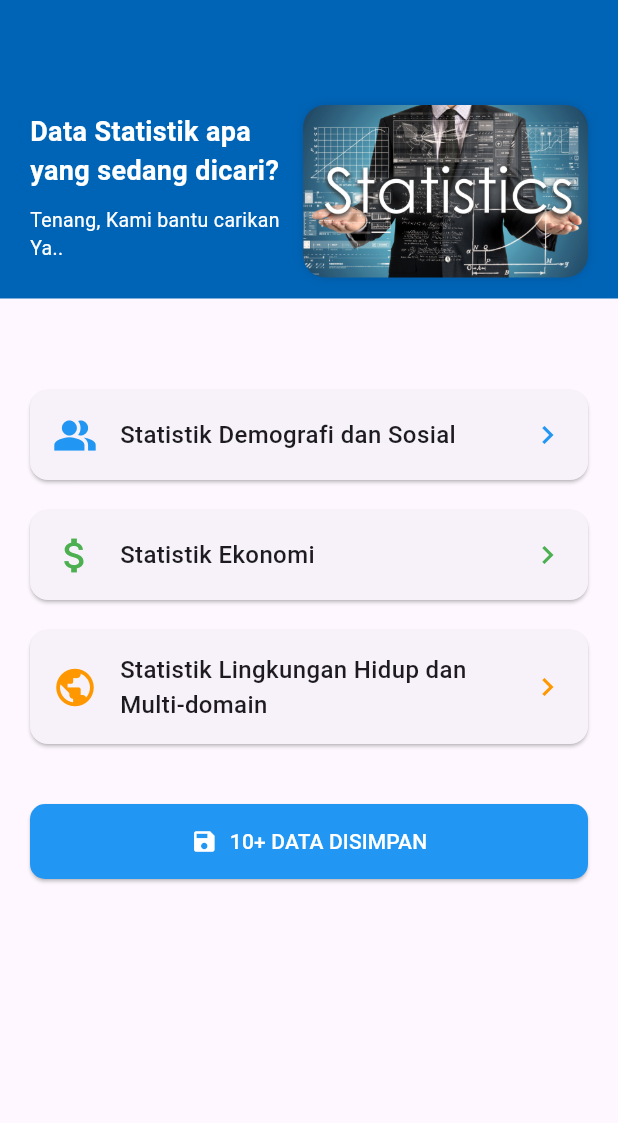
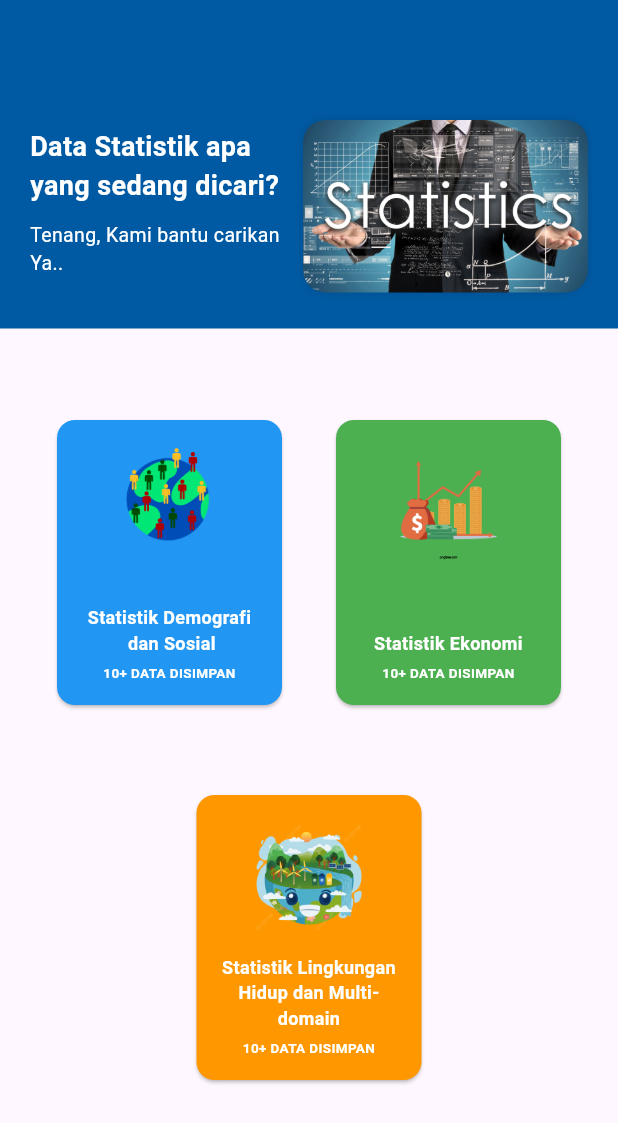
Before and after one commit to muhshi/sadadem, a Flutter app: the screen it shows after launch, on a phone screen of 412 x 824 dp. Shown: the top 1123 px of the screen. Run offline on Flutter 3.47's test engine with Material 3 defaults, Android fonts, the phone set to English and light mode, and no system bars.

Commit message:
sadadem
upgrade android gradle plugin
upgrade kotklin
add images
finish homepage

```diff
--- /dev/null
+++ b/lib/home/homepage.dart
@@ -0,0 +1,187 @@
+import 'package:flutter/material.dart';
+import '../demografi/demografi.dart';
+// import 'ekonomi.dart';
+// import 'lingkungan.dart';
+
+class HomePage extends StatelessWidget {
+  const HomePage({super.key});
+
+  @override
+  Widget build(BuildContext context) {
+    return Scaffold(
+      appBar: AppBar(
+        toolbarHeight: 220, // Tinggi AppBar disesuaikan
+        flexibleSpace: Container(
+          margin: const EdgeInsets.only(bottom: 1), // Margin bawah
+          decoration: BoxDecoration(
+            color: const Color.fromARGB(255, 0, 90, 163),
+          ),
+          child: Stack(
+            children: [
+              const Positioned(
+                right: 20,  // Posisi dari tepi kanan
+                top: 80,    // Posisi dari atas
+                child: DecoratedBox(
+                  decoration: BoxDecoration(
+                    borderRadius: BorderRadius.all(Radius.circular(15)),
+                    boxShadow: [
+                      BoxShadow(
+                        color: Colors.black12,
+                        blurRadius: 5,
+                      ),
+                    ],
+                  ),
+                  child: ClipRRect(
+                    borderRadius: BorderRadius.all(Radius.circular(15)),
+                    child: Image(
+                      image: AssetImage('assets/img/stta.jpg'),
+                      width: 190,
+                      height: 115,
+                      fit: BoxFit.cover,
+                    ),
+                  ),
+                ),
+              ),
+              const Positioned(
+                left: 20,
+                top: 85, // Posisi disesuaikan agar berada di bawah gambar
+                child: Column(
+                  crossAxisAlignment: CrossAxisAlignment.start,
+                  children: [
+                    Text(
+                      "Data Statistik apa\nyang sedang dicari?",
+                      style: TextStyle(
+                        fontSize: 18,
+                        fontWeight: FontWeight.bold,
+                        color: Colors.white,
+                      ),
+                    ),
+                    SizedBox(height: 10),
+                    Text(
+                      "Tenang, Kami bantu carikan\nYa..",
+                      style: TextStyle(
+                        fontSize: 13,
+                        color: Colors.white,
+                      ),
+                    ),
+                  ],
+                ),
+              ),
+            ],
+          ),
+        ),
+        centerTitle: true,
+        backgroundColor: Colors.transparent, // Warna background transparan
+        elevation: 0, // Hilangkan shadow
+      ),
+      body: SingleChildScrollView(
+        child: Padding(
+          padding: const EdgeInsets.all(20.0),
+          child: Column(
+            crossAxisAlignment: CrossAxisAlignment.start,
+            children: [
+              const SizedBox(height: 20),
+              // Baris pertama dengan 2 kotak
+              Row(
+                mainAxisAlignment: MainAxisAlignment.spaceAround,
+                children: [
+                  _buildStatisticCategory(
+                    title: "Statistik Demografi\n dan Sosial",
+                    color: Colors.blue,
+                    imagePath: 'assets/img/demografi.png',
+                    onTap: () {
+                      Navigator.push(
+                        context,
+                        MaterialPageRoute(builder: (context) => const Demografi()),
+                      );
+                    },
+                  ),
+                  _buildStatisticCategory(
+                    title: "Statistik Ekonomi",
+                    color: Colors.green,
+                    imagePath: 'assets/img/ekonomi.png',
+                    onTap: () {
+                      // Navigator.push(
+                      //   context,
+                      //   MaterialPageRoute(builder: (context) => const Ekonomi()),
+                      // );
+                    },
+                  ),
+                ],
+              ),
+              const SizedBox(height: 20),
+              // Kotak bawah
+              Center(
+                child: _buildStatisticCategory(
+                  title: "Statistik Lingkungan\nHidup dan Multi-domain",
+                  color: Colors.orange,
+                  imagePath: 'assets/img/lingkungan.png',
+                  onTap: () {
+                    // Navigator.push(
+                    //   context,
+                    //   MaterialPageRoute(builder: (context) => const Lingkungan()),
+                    // );
+                  },
+                ),
+              ),
+            ],
+          ),
+        ),
+      ),
+    );
+  }
+
+  Widget _buildStatisticCategory({
+    required String title,
+    required Color color,
+    required String imagePath,
+    VoidCallback? onTap, // Tambahkan parameter onTap
+  }) {
+    return SizedBox(
+      width: 150,
+      height: 230, // Set height to make all boxes the same size
+      child: Card(
+        color: color, // Set the card color to match the category color
+        margin: const EdgeInsets.symmetric(vertical: 20),
+        child: InkWell(
+          onTap: onTap, // Gunakan parameter onTap
+          borderRadius: BorderRadius.circular(10),
+          child: Padding(
+            padding: const EdgeInsets.all(15.0),
+            child: Column(
+              mainAxisAlignment: MainAxisAlignment.center, // Center the content vertically
+              children: [
+                Image.asset(
+                  imagePath,
+                  width: 150,
+                  height: 80,
+                ),
+                const SizedBox(height: 10), // Space before the text
+                Spacer(), // Add a spacer to push the text to the bottom
+                Text(
+                  title,
+                  textAlign: TextAlign.center, // Center the text
+                  style: const TextStyle(
+                    fontSize: 12, // Adjust font size
+                    fontWeight: FontWeight.bold,
+                    color: Colors.white, // Adjust text color
+                  ),
+                ),
+                const SizedBox(height: 5), // Space between texts
+                Text(
+                  "10+ DATA DISIMPAN",
+                  textAlign: TextAlign.center, // Center the text
+                  style: const TextStyle(
+                    fontSize: 9, // Adjust font size
+                    fontWeight: FontWeight.bold,
+                    color: Colors.white, // Adjust text color
+                  ),
+                ),
+              ],
+            ),
+          ),
+        ),
+      ),
+    );
+  }
+}
--- a/lib/homepage.dart
+++ /dev/null
@@ -1,177 +0,0 @@
-import 'package:flutter/material.dart';
-import 'demografi.dart';
-// import 'ekonomi.dart';
-// import 'lingkungan.dart';
-
-class HomePage extends StatelessWidget {
-  const HomePage({super.key});
-
-  @override
-  Widget build(BuildContext context) {
-    return Scaffold(
-      appBar: AppBar(
-        toolbarHeight: 200, // Tinggi AppBar disesuaikan
-        flexibleSpace: Container(
-          margin: const EdgeInsets.only(bottom: 1), // Margin bawah
-          decoration: BoxDecoration(
-            color: const Color.fromARGB(255, 0, 100, 182),
-          ),
-          child: Stack(
-            children: [
-              const Positioned(
-                right: 20,  // Posisi dari tepi kanan
-                top: 70,    // Posisi dari atas
-                child: DecoratedBox(
-                  decoration: BoxDecoration(
-                    borderRadius: BorderRadius.all(Radius.circular(15)),
-                    boxShadow: [
-                      BoxShadow(
-                        color: Colors.black12,
-                        blurRadius: 5,
-                      ),
-                    ],
-                  ),
-                  child: ClipRRect(
-                    borderRadius: BorderRadius.all(Radius.circular(15)),
-                    child: Image(
-                      image: AssetImage('assets/img/stta.jpg'),
-                      width: 190,
-                      height: 115,
-                      fit: BoxFit.cover,
-                    ),
-                  ),
-                ),
-              ),
-              const Positioned(
-                left: 20,
-                top: 75, // Posisi disesuaikan
-                child: Column(
-                  crossAxisAlignment: CrossAxisAlignment.start,
-                  children: [
-                    Text(
-                      "Data Statistik apa\nyang sedang dicari?",
-                      style: TextStyle(
-                        fontSize: 18,
-                        fontWeight: FontWeight.bold,
-                        color: Colors.white,
-                      ),
-                    ),
-                    SizedBox(height: 10),
-                    Text(
-                      "Tenang, Kami bantu carikan\nYa..",
-                      style: TextStyle(
-                        fontSize: 13,
-                        color: Colors.white,
-                      ),
-                    ),
-                  ],
-                ),
-              ),
-            ],
-          ),
-        ),
-        centerTitle: true,
-        backgroundColor: Colors.transparent, // Warna background transparan
-        elevation: 0, // Hilangkan shadow
-      ),
-      body: SingleChildScrollView(
-        child: Padding(
-          padding: const EdgeInsets.all(20.0),
-          child: Column(
-            crossAxisAlignment: CrossAxisAlignment.start,
-            children: [
-              const SizedBox(height: 30),
-              _buildStatisticCategory(
-                icon: Icons.people_alt,
-                title: "Statistik Demografi dan Sosial",
-                color: Colors.blue,
-                onTap: () {
-                  // Navigasi ke halaman Demografi
-                  Navigator.push(
-                    context,
-                    MaterialPageRoute(builder: (context) => const Demografi()),
-                  );
-                },
-              ),
-              _buildStatisticCategory(
-                icon: Icons.attach_money,
-                title: "Statistik Ekonomi",
-                color: Colors.green,
-                onTap: () {
-                  // Navigator.push(
-                  //   context,
-                  //   MaterialPageRoute(builder: (context) => const Ekonomi()),
-                  // );
-                },
-              ),
-              _buildStatisticCategory(
-                icon: Icons.public,
-                title: "Statistik Lingkungan Hidup dan Multi-domain",
-                color: Colors.orange,
-                onTap: () {
-                //   Navigator.push(
-                //     context,
-                //     MaterialPageRoute(builder: (context) => const Lingkungan()),
-                //   );
-                },
-              ),
-              const SizedBox(height: 30),
-              SizedBox(
-                width: double.infinity,
-                child: ElevatedButton.icon(
-                  icon: const Icon(Icons.save, color: Colors.white),
-                  label: const Text(
-                    "10+ DATA DISIMPAN",
-                    style: TextStyle(color: Colors.white),
-                  ),
-                  style: ElevatedButton.styleFrom(
-                    backgroundColor: Colors.blue,
-                    padding: const EdgeInsets.symmetric(vertical: 15),
-                    shape: RoundedRectangleBorder(
-                      borderRadius: BorderRadius.circular(10),
-                    ),
-                  ),
-                  onPressed: () {},
-                ),
-              ),
-            ],
-          ),
-        ),
-      ),
-    );
-  }
-
-  Widget _buildStatisticCategory({
-    required IconData icon,
-    required String title,
-    required Color color,
-    VoidCallback? onTap, // Tambahkan parameter onTap
-  }) {
-    return Card(
-      margin: const EdgeInsets.symmetric(vertical: 10),
-      child: InkWell(
-        onTap: onTap, // Gunakan parameter onTap
-        borderRadius: BorderRadius.circular(10),
-        child: Padding(
-          padding: const EdgeInsets.all(15.0),
-          child: Row(
-            children: [
-              Icon(icon, color: color, size: 30),
-              const SizedBox(width: 15),
-              Expanded(
-                child: Text(
-                  title,
-                  style: const TextStyle(
-                    fontSize: 16,
-                    fontWeight: FontWeight.w500,
-                  ),
-                ),
-              ),
-              Icon(Icons.chevron_right, color: color),
-            ],
-          ),
-        ),
-      ),
-    );
-  }
-}
--- a/lib/main.dart
+++ b/lib/main.dart
@@ -1,11 +1,13 @@
 import 'package:flutter/material.dart';
-import 'homepage.dart';
+import 'home/homepage.dart';
 
 void main() {
   runApp(MyApp());
 }
 
 class MyApp extends StatelessWidget {
+  const MyApp({super.key});
+
   // This widget is the root of your application.
   @override
   Widget build(BuildContext context) {
--- a/pubspec.yaml
+++ b/pubspec.yaml
@@ -63,7 +63,9 @@ flutter:
   # To add assets to your application, add an assets section, like this:
   assets:
     - assets/img/stta.jpg
-  #   - images/a_dot_ham.jpeg
+    - assets/img/demografi.png
+    - assets/img/ekonomi.png
+    - assets/img/lingkungan.png
 
   # An image asset can refer to one or more resolution-specific "variants", see
   # https://flutter.dev/to/resolution-aware-images
```
Also changed, not shown: assets/img/demografi.png (added), assets/img/ekonomi.png (added), assets/img/lingkungan.png (added), lib/demografi/demografi.dart (renamed from lib/demografi.dart), 3 other files.
